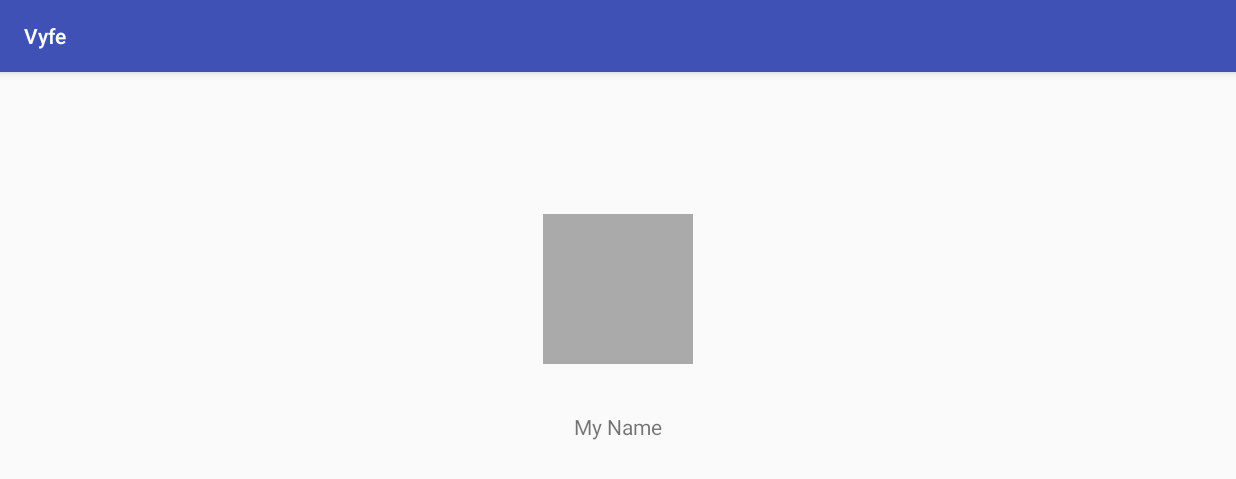
After one commit to Big-sis/android-app-template, an Android app: the ProfilActivity screen opened directly, with no data from a screen before it, on a phone screen of 824 x 412 dp (held sideways). The commit adds this screen. Shown: the top 479 px of the screen. Run offline under Robolectric (Android 15) with nearby library versions, the phone set to English and light mode, and no system bars.

Commit message:
Création profil_activity

```diff
--- a/app/src/main/AndroidManifest.xml
+++ b/app/src/main/AndroidManifest.xml
@@ -20,7 +20,10 @@
                 <category android:name="android.intent.category.LAUNCHER" />
             </intent-filter>
         </activity>
-        <activity android:name=".MyVideoActivity"
+        <activity
+            android:name=".MyVideoActivity"
+            android:screenOrientation="landscape" />
+        <activity android:name=".ProfilActivity"
             android:screenOrientation="landscape"/>
     </application>
 
--- /dev/null
+++ b/app/src/main/java/fr/wildcodeschool/vyfe/ProfilActivity.java
@@ -0,0 +1,13 @@
+package fr.wildcodeschool.vyfe;
+
+import android.support.v7.app.AppCompatActivity;
+import android.os.Bundle;
+
+public class ProfilActivity extends AppCompatActivity {
+
+    @Override
+    protected void onCreate(Bundle savedInstanceState) {
+        super.onCreate(savedInstanceState);
+        setContentView(R.layout.activity_profil);
+    }
+}
--- /dev/null
+++ b/app/src/main/res/layout/activity_profil.xml
@@ -0,0 +1,46 @@
+<?xml version="1.0" encoding="utf-8"?>
+<android.support.constraint.ConstraintLayout xmlns:android="http://schemas.android.com/apk/res/android"
+    xmlns:app="http://schemas.android.com/apk/res-auto"
+    xmlns:tools="http://schemas.android.com/tools"
+    android:layout_width="match_parent"
+    android:layout_height="match_parent"
+    tools:context=".ProfilActivity">
+
+    <LinearLayout
+        android:layout_width="wrap_content"
+        android:layout_height="wrap_content"
+        android:layout_marginBottom="32dp"
+        android:layout_marginEnd="8dp"
+        android:layout_marginLeft="8dp"
+        android:layout_marginRight="8dp"
+        android:layout_marginStart="8dp"
+        android:layout_marginTop="8dp"
+        android:orientation="vertical"
+        app:layout_constraintBottom_toBottomOf="parent"
+        app:layout_constraintEnd_toEndOf="parent"
+        app:layout_constraintStart_toStartOf="parent"
+        app:layout_constraintTop_toTopOf="parent">
+
+
+        <ImageView
+            android:id="@+id/img_avatar"
+            android:layout_width="100dp"
+            android:layout_height="100dp"
+            app:layout_constraintEnd_toEndOf="parent"
+            app:layout_constraintStart_toStartOf="parent"
+            app:layout_constraintTop_toTopOf="parent"
+            app:srcCompat="@android:color/darker_gray" />
+
+        <TextView
+            android:id="@+id/username"
+            android:layout_width="wrap_content"
+            android:layout_height="wrap_content"
+            android:layout_gravity="center_horizontal"
+            android:layout_marginTop="32dp"
+            android:text="@string/username"
+            app:layout_constraintEnd_toEndOf="parent"
+            app:layout_constraintStart_toStartOf="parent" />
+
+
+    </LinearLayout>
+</android.support.constraint.ConstraintLayout>
--- a/app/src/main/res/values/strings.xml
+++ b/app/src/main/res/values/strings.xml
@@ -6,4 +6,5 @@
     <string name="my_videos">Mes vidéos</string>
     <string name="user_name">User Name</string>
     <string name="search">Rechercher</string>
+    <string name="username">My Name</string>
 </resources>
```
